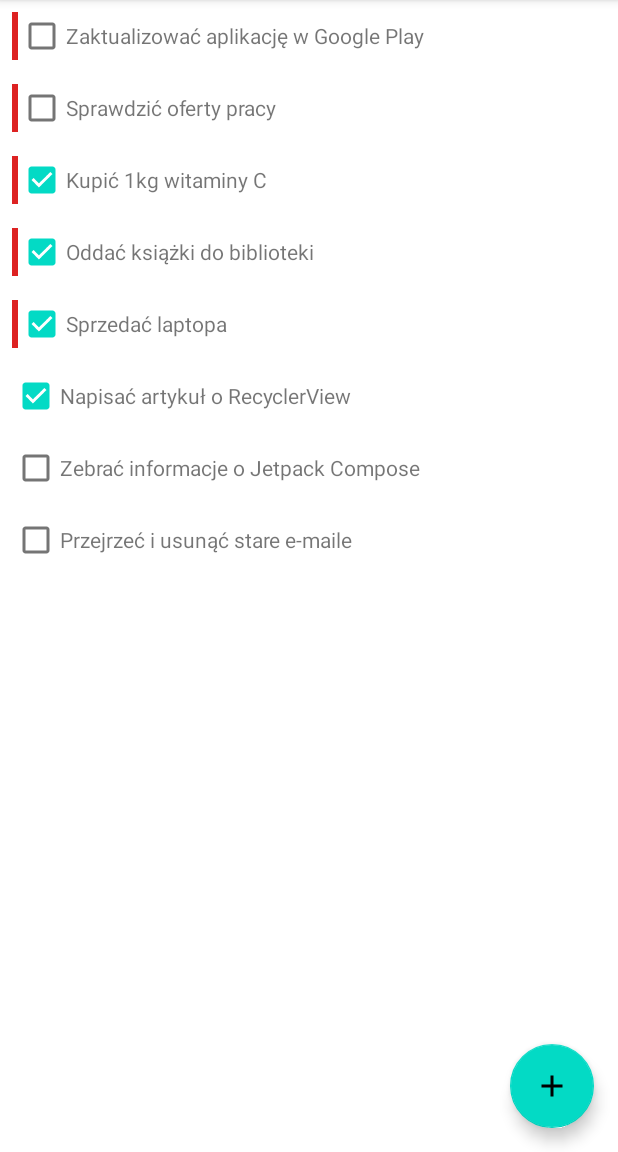
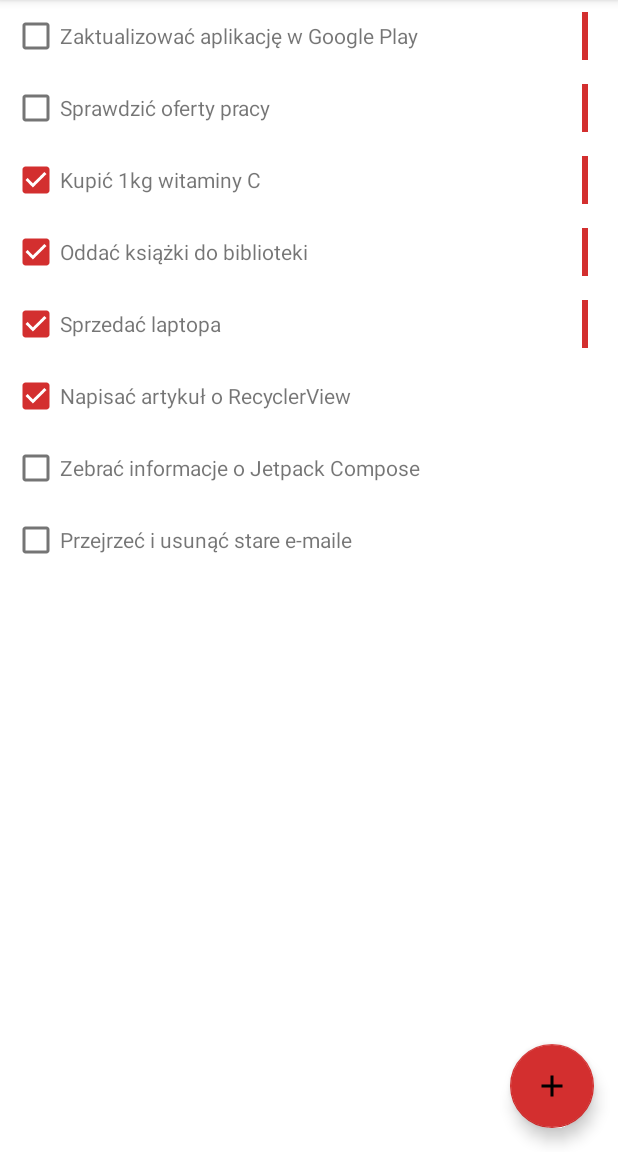
Before and after one commit to radoslawbialek/zadania, an Android app: the screen it shows after launch (MainActivity), on a phone screen of 412 x 824 dp, the part 84-1236 px from its top. Run offline under Robolectric (Android 15) with nearby library versions, the phone set to English and light mode, and no system bars; our stand-ins replace Dagger/Hilt's generated code, Room's generated code, navigation-ui; libraries missing offline, so code that uses them is left out: androidx.hilt, androidx.hilt.lifecycle.

Commit message:
Poprawiono motyw i umiejscowienie priorytetu

```diff
--- a/app/src/main/res/layout/item_task.xml
+++ b/app/src/main/res/layout/item_task.xml
@@ -5,20 +5,11 @@
     android:layout_height="wrap_content"
     android:padding="8dp">
 
-    <View
-        android:id="@+id/itemTaskPriorityView"
-        android:layout_width="4dp"
-        android:layout_height="wrap_content"
-        android:layout_alignTop="@id/itemTaskCompletionCheckBox"
-        android:layout_alignBottom="@id/itemTaskCompletionCheckBox"
-        android:layout_alignParentStart="true"
-        android:background="@color/red" />
-
     <CheckBox
         android:id="@+id/itemTaskCompletionCheckBox"
         android:layout_width="wrap_content"
         android:layout_height="wrap_content"
-        android:layout_toEndOf="@id/itemTaskPriorityView"
+        android:layout_alignParentStart="true"
         android:minWidth="0dp"
         android:minHeight="0dp" />
 
@@ -34,4 +25,14 @@
         android:maxLines="1"
         tools:text="Przykładowe zadanie" />
 
+    <View
+        android:id="@+id/itemTaskPriorityView"
+        android:layout_width="4dp"
+        android:layout_height="wrap_content"
+        android:layout_alignTop="@id/itemTaskCompletionCheckBox"
+        android:layout_alignBottom="@id/itemTaskCompletionCheckBox"
+        android:layout_alignParentEnd="true"
+        android:layout_marginRight="12dp"
+        android:background="@color/red_700" />
+
 </RelativeLayout>
--- a/app/src/main/res/values-night/themes.xml
+++ b/app/src/main/res/values-night/themes.xml
@@ -1,16 +1,15 @@
 <resources xmlns:tools="http://schemas.android.com/tools">
-    <!-- Base application theme. -->
+
     <style name="AppTheme" parent="Theme.MaterialComponents.DayNight.DarkActionBar">
-        <!-- Primary brand color. -->
         <item name="colorPrimary">@color/purple_200</item>
         <item name="colorPrimaryVariant">@color/purple_700</item>
         <item name="colorOnPrimary">@color/black</item>
-        <!-- Secondary brand color. -->
-        <item name="colorSecondary">@color/teal_200</item>
-        <item name="colorSecondaryVariant">@color/teal_200</item>
+
+        <item name="colorSecondary">@color/red_700</item>
+        <item name="colorSecondaryVariant">@color/red_700</item>
         <item name="colorOnSecondary">@color/black</item>
-        <!-- Status bar color. -->
-        <item name="android:statusBarColor" tools:targetApi="l">?attr/colorPrimaryVariant</item>
-        <!-- Customize your theme here. -->
+
+        <item name="android:statusBarColor" tools:targetApi="l">@color/black</item>
     </style>
+
 </resources>
--- a/app/src/main/res/values/colors.xml
+++ b/app/src/main/res/values/colors.xml
@@ -3,9 +3,7 @@
     <color name="purple_200">#FFBB86FC</color>
     <color name="purple_500">#FF6200EE</color>
     <color name="purple_700">#FF3700B3</color>
-    <color name="teal_200">#FF03DAC5</color>
-    <color name="teal_700">#FF018786</color>
+    <color name="red_700">#D32F2F</color>
     <color name="black">#FF000000</color>
     <color name="white">#FFFFFFFF</color>
-    <color name="red">#FFdd2222</color>
 </resources>
--- a/app/src/main/res/values/themes.xml
+++ b/app/src/main/res/values/themes.xml
@@ -1,16 +1,15 @@
 <resources xmlns:tools="http://schemas.android.com/tools">
-    <!-- Base application theme. -->
+
     <style name="AppTheme" parent="Theme.MaterialComponents.DayNight.DarkActionBar">
-        <!-- Primary brand color. -->
         <item name="colorPrimary">@color/purple_500</item>
         <item name="colorPrimaryVariant">@color/purple_700</item>
         <item name="colorOnPrimary">@color/white</item>
-        <!-- Secondary brand color. -->
-        <item name="colorSecondary">@color/teal_200</item>
-        <item name="colorSecondaryVariant">@color/teal_700</item>
+
+        <item name="colorSecondary">@color/red_700</item>
+        <item name="colorSecondaryVariant">@color/red_700</item>
         <item name="colorOnSecondary">@color/black</item>
-        <!-- Status bar color. -->
+
         <item name="android:statusBarColor" tools:targetApi="l">?attr/colorPrimaryVariant</item>
-        <!-- Customize your theme here. -->
     </style>
+
 </resources>
```
